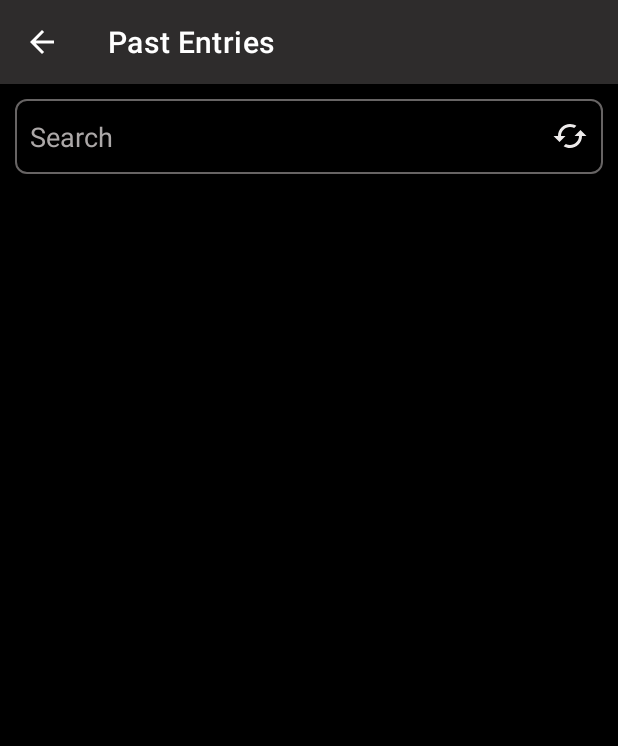
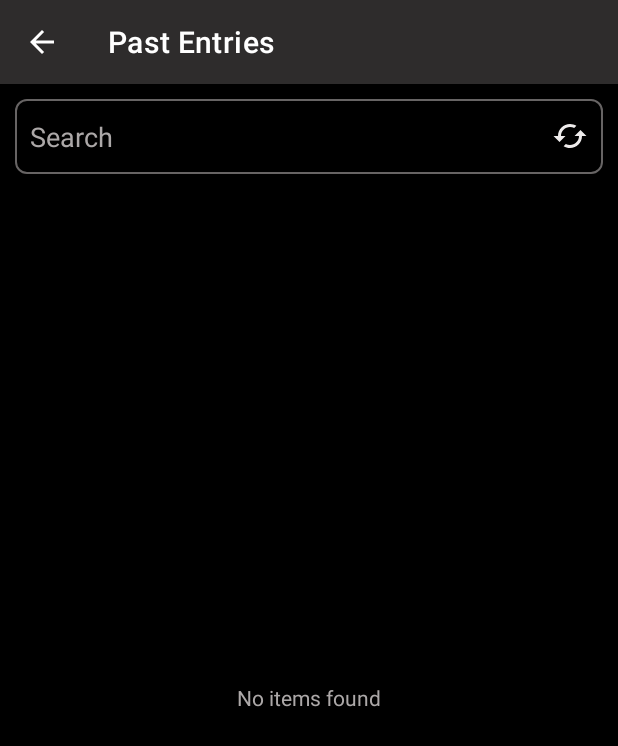
Before and after one commit to Bithub33/StockTakeApp, an Android app: the SaveActivity screen opened directly, with no data from a screen before it, on a phone screen of 412 x 824 dp. Shown: the top 746 px of the screen. Run offline under Robolectric (Android 15) with nearby library versions, the phone set to English and light mode, and no system bars; our stand-ins replace Volley; network calls fail; 1 statement that could not run was skipped.

Commit message:
version 4

```diff
--- a/app/src/main/java/com/example/myapplication/SaveActivity.java
+++ b/app/src/main/java/com/example/myapplication/SaveActivity.java
@@ -17,6 +17,7 @@ import android.view.MotionEvent;
 import android.view.View;
 import android.view.inputmethod.EditorInfo;
 import android.widget.EditText;
+import android.widget.LinearLayout;
 import android.widget.TextView;
 import android.widget.Toast;
 
@@ -36,13 +37,13 @@ import java.util.List;
 
 public class SaveActivity extends AppCompatActivity {
 
-    RecyclerView rec;
-    List<Model> list = new ArrayList<>();
-    String name,zone;
-    SaveAdapter saveAdapter;
-    RequestQueue requestQueue;
-    EditText searchView;
-    Toolbar toolbar;
+    private TextView msg;
+    private List<Model> list = new ArrayList<>();
+    private String name,zone;
+    private SaveAdapter saveAdapter;
+    private RequestQueue requestQueue;
+    private EditText searchView;
+    private LinearLayout rec_lay;
     @SuppressLint("ClickableViewAccessibility")
     @Override
     protected void onCreate(Bundle savedInstanceState) {
@@ -84,13 +85,15 @@ public class SaveActivity extends AppCompatActivity {
 
     private void Initialize(){
 
-        rec = findViewById(R.id.rec);
+        RecyclerView rec = findViewById(R.id.rec);
         searchView = findViewById(R.id.search);
         rec.setLayoutManager(new LinearLayoutManager(this));
-        saveAdapter = new SaveAdapter(list,this);
+        saveAdapter = new SaveAdapter(list);
         rec.setAdapter(saveAdapter);
+        rec_lay = findViewById(R.id.rec_lay);
+        msg = findViewById(R.id.msg);
 
-        toolbar = findViewById(R.id.toolbar);
+        Toolbar toolbar = findViewById(R.id.toolbar);
         setSupportActionBar(toolbar);
         setTitle("Past Entries");
         getSupportActionBar().setDisplayShowHomeEnabled(true);
@@ -122,11 +125,22 @@ public class SaveActivity extends AppCompatActivity {
                         list.add(model);
 
                     }
+
+                    if (response.length() != 0){
+
+                        rec_lay.setVisibility(View.VISIBLE);
+                        msg.setVisibility(View.GONE);
+
+                    }else{
+
+                        rec_lay.setVisibility(View.GONE);
+                        msg.setVisibility(View.VISIBLE);
+                    }
+
                     saveAdapter.notifyDataSetChanged();
 
                 } catch (JSONException e) {
-                    //throw new RuntimeException(e);
-                    Toast.makeText(SaveActivity.this, e.toString(),
+                    Toast.makeText(SaveActivity.this, "Failed to fetch saved items",
                             Toast.LENGTH_SHORT).show();
                 }
 
@@ -134,7 +148,7 @@ public class SaveActivity extends AppCompatActivity {
         }, new Response.ErrorListener() {
             @Override
             public void onErrorResponse(VolleyError error) {
-                Toast.makeText(SaveActivity.this,error.getMessage(),
+                Toast.makeText(SaveActivity.this, "Failed to fetch saved items",
                         Toast.LENGTH_SHORT).show();
                 Log.d("Volley error:", String.valueOf(error));
 
@@ -186,11 +200,21 @@ public class SaveActivity extends AppCompatActivity {
                             }
 
                         }
+
+                        if (response.length() != 0){
+
+                            rec_lay.setVisibility(View.VISIBLE);
+                            msg.setVisibility(View.GONE);
+
+                        }else{
+
+                            rec_lay.setVisibility(View.GONE);
+                            msg.setVisibility(View.VISIBLE);
+                        }
                         saveAdapter.notifyDataSetChanged();
 
                     } catch (JSONException e) {
-                        //throw new RuntimeException(e);
-                        Toast.makeText(SaveActivity.this, e.toString(),
+                        Toast.makeText(SaveActivity.this, "Failed to fetch item",
                                 Toast.LENGTH_SHORT).show();
                     }
 
@@ -198,8 +222,10 @@ public class SaveActivity extends AppCompatActivity {
             }, new Response.ErrorListener() {
                 @Override
                 public void onErrorResponse(VolleyError error) {
-                    Toast.makeText(SaveActivity.this, error.getMessage(),
+                    Toast.makeText(SaveActivity.this, "Failed to fetch item",
                             Toast.LENGTH_SHORT).show();
+                    rec_lay.setVisibility(View.GONE);
+                    msg.setVisibility(View.VISIBLE);
                     Log.d("Volley error:", String.valueOf(error));
 
                 }
--- a/app/src/main/java/com/example/myapplication/SaveAdapter.java
+++ b/app/src/main/java/com/example/myapplication/SaveAdapter.java
@@ -15,16 +15,11 @@ import java.util.ArrayList;
 import java.util.List;
 
 public class SaveAdapter extends RecyclerView.Adapter<RecyclerView.ViewHolder> {
+    private List<Model> list;
 
-    String item_name, item_code, item_qty;
-    List<Model> list;
-    Context context;
-
-
-    public SaveAdapter(List<Model> list, Context context){
+    public SaveAdapter(List<Model> list){
 
         this.list = list;
-        this.context = context;
 
     }
 
--- a/app/src/main/res/layout/activity_save.xml
+++ b/app/src/main/res/layout/activity_save.xml
@@ -31,9 +31,15 @@
             android:imeOptions="actionSearch"
             android:textColorHint="#ACA8A8"/>
 
+        <RelativeLayout
+            android:layout_width="match_parent"
+            android:layout_height="match_parent">
+
             <LinearLayout
                 android:layout_width="match_parent"
                 android:layout_height="wrap_content"
+                android:id="@+id/rec_lay"
+                android:visibility="gone"
                 android:orientation="vertical">
 
                 <androidx.recyclerview.widget.RecyclerView
@@ -44,6 +50,16 @@
 
             </LinearLayout>
 
+            <TextView
+                android:layout_width="wrap_content"
+                android:layout_height="wrap_content"
+                android:text="No items found"
+                android:id="@+id/msg"
+                android:textColor="#ACA8A8"
+                android:layout_centerInParent="true"/>
+
+        </RelativeLayout>
+
     </LinearLayout>
 
 </RelativeLayout>
```
Also changed, not shown: app/src/main/java/com/example/myapplication/IPActivity.java (+24 -3 lines), app/src/main/java/com/example/myapplication/MainActivity.java (+39 -27 lines), app/src/main/java/com/example/myapplication/StockTakeActivity.java (+27 -5 lines). Lines whose indentation alone changed are shown as unchanged.
